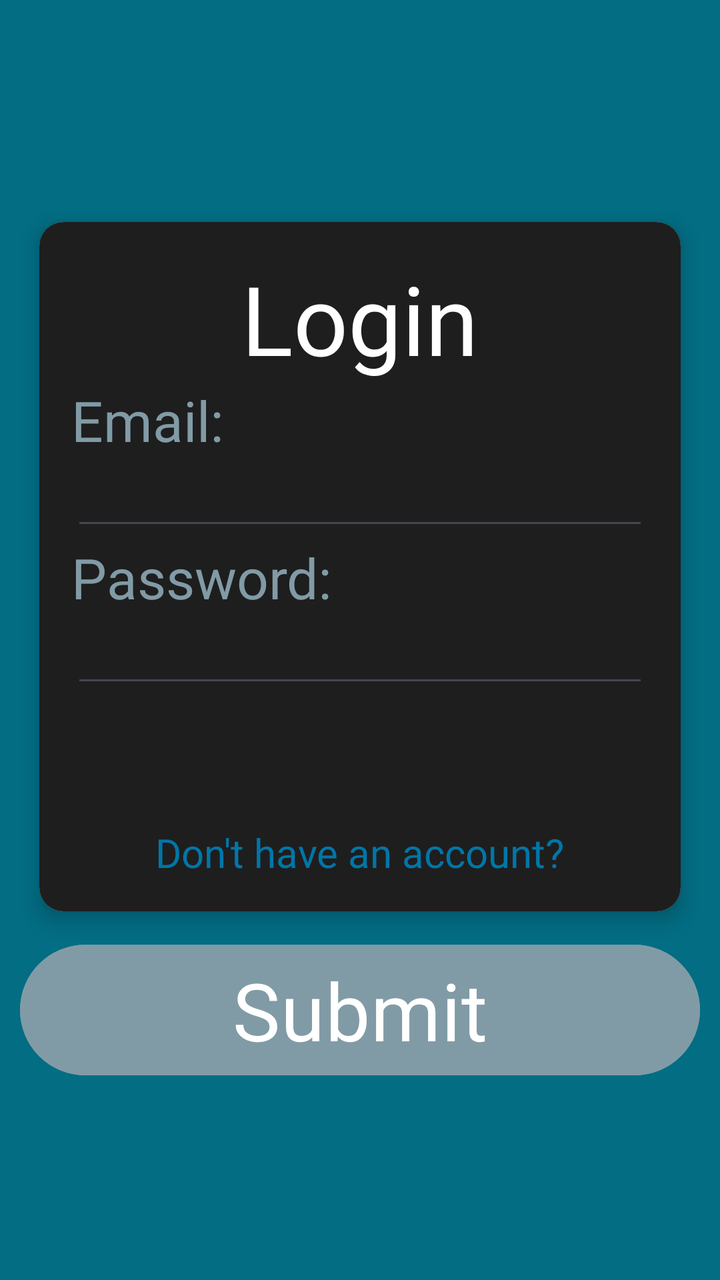
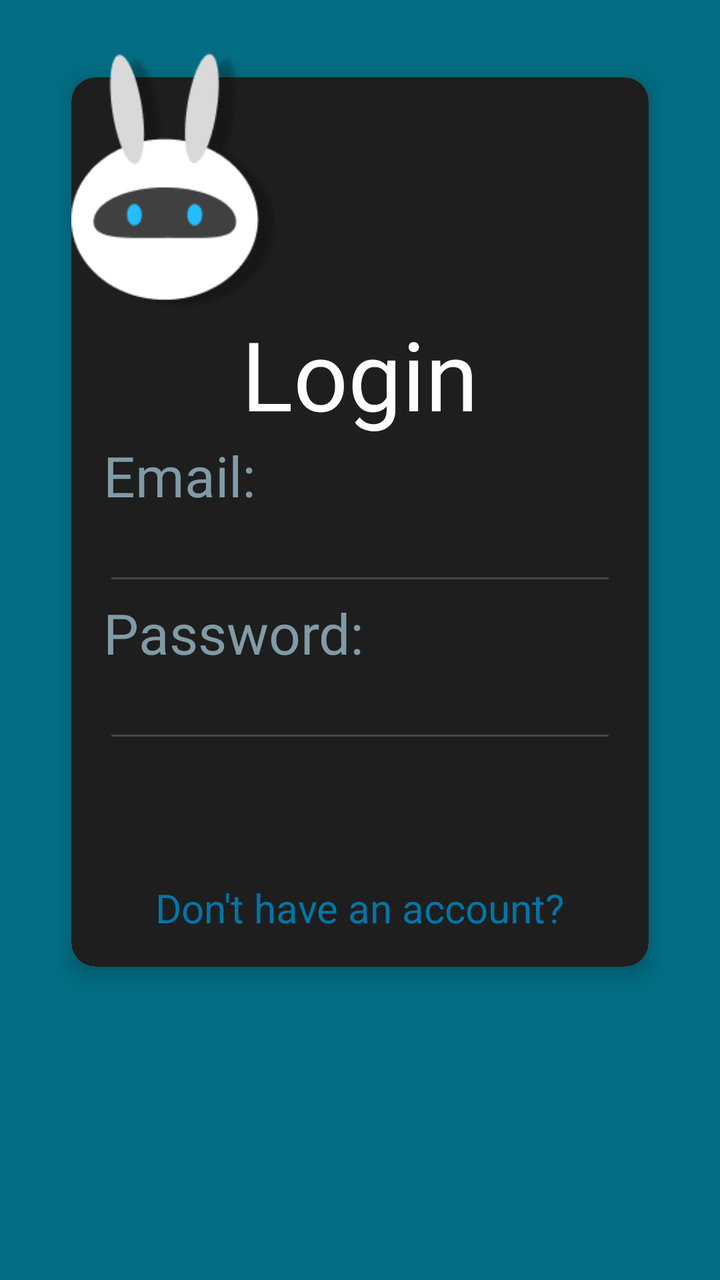

Compare the two renders of this Android layout. The source of the first and the diff that turns it into the second are given below.
<!-- AndroidManifest.xml: application theme Theme.AttendLY -->
<!-- res/layout/login_activity.xml -->
<?xml version="1.0" encoding="utf-8"?>
<LinearLayout xmlns:android="http://schemas.android.com/apk/res/android"
    xmlns:app="http://schemas.android.com/apk/res-auto"
    android:layout_width="match_parent"
    android:layout_height="match_parent"
    android:background="#026D83"
    android:orientation="vertical"
    android:padding="10dp"
    android:gravity="center">

    <androidx.cardview.widget.CardView
        android:layout_width="match_parent"
        android:layout_height="wrap_content"
        app:cardCornerRadius="12dp"
        app:cardElevation="6dp"
        app:cardUseCompatPadding="true">

        <LinearLayout
            android:layout_width="match_parent"
            android:layout_height="match_parent"
            android:background="#1E1E1E"
            android:orientation="vertical"
            android:padding="16dp">

            <TextView
                android:layout_width="wrap_content"
                android:layout_height="match_parent"
                android:layout_gravity="center"
                android:fontFamily="@font/jersey10"
                android:text="Login"
                android:textSize="48dp"
                android:textColor="#FFFFFF">

            </TextView>

            <TextView
                android:layout_width="wrap_content"
                android:layout_height="match_parent"
                android:fontFamily="@font/jersey10"
                android:text="Email:"
                android:textSize="28dp"
                android:textColor="#819BA6">

            </TextView>

            <EditText
                android:id="@+id/etLoginEmail"
                android:layout_width="match_parent"
                android:layout_height="wrap_content"
                android:textColor="#FFFFFF"
                android:fontFamily="@font/jersey10"></EditText>

            <TextView
                android:layout_width="wrap_content"
                android:layout_height="match_parent"
                android:fontFamily="@font/jersey10"
                android:text="Password:"
                android:textSize="28dp"
                android:textColor="#819BA6">
            </TextView>

            <EditText
                android:id="@+id/etLoginPassword"
                android:layout_width="match_parent"
                android:layout_height="wrap_content"
                android:textColor="#FFFFFF"
                android:fontFamily="@font/jersey10"
                android:inputType="textPassword"></EditText>

            <TextView
                android:id="@+id/tvNoAccount"
                android:layout_width="wrap_content"
                android:layout_height="wrap_content"
                android:text="Don't have an account?"
                android:fontFamily="@font/jersey10"
                android:layout_gravity="center"
                android:textSize="20sp"
                android:layout_marginTop="64dp"
                android:textColor="#0076A8"
                android:focusable="true"
                android:clickable="true"
                />
        </LinearLayout>
    </androidx.cardview.widget.CardView>

    <Button
        android:id="@+id/btnSubmit"
        android:layout_width="match_parent"
        android:layout_height="wrap_content"
        android:fontFamily="@font/jersey10"
        android:text="Submit"
        android:textSize="40sp"
        android:textColor="#FFFFFF"
        android:backgroundTint="#819BA6"/>

</LinearLayout>
<!-- resources referenced by this layout -->
<resources>
  <style name="Theme.AttendLY" parent="Base.Theme.AttendLY" />
  <style name="Base.Theme.AttendLY" parent="Theme.Material3.DayNight.NoActionBar">
          
          
      </style>
</resources>

<!-- the commit's change to res/layout/login_activity.xml (unified diff, before → after) -->
@@ -1,6 +1,7 @@
 <?xml version="1.0" encoding="utf-8"?>
 <LinearLayout xmlns:android="http://schemas.android.com/apk/res/android"
     xmlns:app="http://schemas.android.com/apk/res-auto"
+    xmlns:tools="http://schemas.android.com/tools"
     android:layout_width="match_parent"
     android:layout_height="match_parent"
     android:background="#026D83"
@@ -8,89 +9,106 @@
     android:padding="10dp"
     android:gravity="center">
 
-    <androidx.cardview.widget.CardView
+    <androidx.constraintlayout.widget.ConstraintLayout
         android:layout_width="match_parent"
-        android:layout_height="wrap_content"
-        app:cardCornerRadius="12dp"
-        app:cardElevation="6dp"
-        app:cardUseCompatPadding="true">
+        android:layout_height="match_parent"
+        android:padding="16dp">
 
-        <LinearLayout
+        <ImageView
+            android:id="@+id/imageView"
+            android:layout_width="124dp"
+            android:layout_height="130dp"
+            android:elevation="10dp"
+            app:srcCompat="@drawable/attendly"
+            tools:layout_editor_absoluteX="121dp"
+            tools:layout_editor_absoluteY="63dp" />
+
+        <androidx.cardview.widget.CardView
             android:layout_width="match_parent"
-            android:layout_height="match_parent"
-            android:background="#1E1E1E"
-            android:orientation="vertical"
-            android:padding="16dp">
+            android:layout_height="wrap_content"
+            app:cardCornerRadius="12dp"
+            app:cardElevation="6dp"
+            app:cardUseCompatPadding="true"
+            tools:layout_editor_absoluteX="16dp"
+            tools:layout_editor_absoluteY="121dp">
 
-            <TextView
-                android:layout_width="wrap_content"
+
+            <LinearLayout
+                android:layout_width="match_parent"
                 android:layout_height="match_parent"
-                android:layout_gravity="center"
-                android:fontFamily="@font/jersey10"
-                android:text="Login"
-                android:textSize="48dp"
-                android:textColor="#FFFFFF">
+                android:background="#1E1E1E"
+                android:orientation="vertical"
+                android:padding="16dp">
 
-            </TextView>
+                <TextView
+                    android:layout_width="wrap_content"
+                    android:layout_height="match_parent"
+                    android:layout_gravity="center"
+                    android:fontFamily="@font/jersey10"
+                    android:text="Login"
+                    android:textColor="#FFFFFF"
+                    android:layout_marginTop="100dp"
+                    android:textSize="48dp">
 
-            <TextView
-                android:layout_width="wrap_content"
-                android:layout_height="match_parent"
-                android:fontFamily="@font/jersey10"
-                android:text="Email:"
-                android:textSize="28dp"
-                android:textColor="#819BA6">
+                </TextView>
 
-            </TextView>
+                <TextView
+                    android:layout_width="wrap_content"
+                    android:layout_height="match_parent"
+                    android:fontFamily="@font/jersey10"
+                    android:text="Email:"
+                    android:textColor="#819BA6"
+                    android:textSize="28dp">
 
-            <EditText
-                android:id="@+id/etLoginEmail"
-                android:layout_width="match_parent"
-                android:layout_height="wrap_content"
-                android:textColor="#FFFFFF"
-                android:fontFamily="@font/jersey10"></EditText>
+                </TextView>
 
-            <TextView
-                android:layout_width="wrap_content"
-                android:layout_height="match_parent"
-                android:fontFamily="@font/jersey10"
-                android:text="Password:"
-                android:textSize="28dp"
-                android:textColor="#819BA6">
-            </TextView>
+                <EditText
+                    android:id="@+id/etLoginEmail"
+                    android:layout_width="match_parent"
+                    android:layout_height="wrap_content"
+                    android:fontFamily="@font/jersey10"
+                    android:textColor="#FFFFFF"></EditText>
 
-            <EditText
-                android:id="@+id/etLoginPassword"
-                android:layout_width="match_parent"
-                android:layout_height="wrap_content"
-                android:textColor="#FFFFFF"
-                android:fontFamily="@font/jersey10"
-                android:inputType="textPassword"></EditText>
+                <TextView
+                    android:layout_width="wrap_content"
+                    android:layout_height="match_parent"
+                    android:fontFamily="@font/jersey10"
+                    android:text="Password:"
+                    android:textColor="#819BA6"
+                    android:textSize="28dp"></TextView>
 
-            <TextView
-                android:id="@+id/tvNoAccount"
-                android:layout_width="wrap_content"
-                android:layout_height="wrap_content"
-                android:text="Don't have an account?"
-                android:fontFamily="@font/jersey10"
-                android:layout_gravity="center"
-                android:textSize="20sp"
-                android:layout_marginTop="64dp"
-                android:textColor="#0076A8"
-                android:focusable="true"
-                android:clickable="true"
-                />
-        </LinearLayout>
-    </androidx.cardview.widget.CardView>
+                <EditText
+                    android:id="@+id/etLoginPassword"
+                    android:layout_width="match_parent"
+                    android:layout_height="wrap_content"
+                    android:fontFamily="@font/jersey10"
+                    android:inputType="textPassword"
+                    android:textColor="#FFFFFF"></EditText>
+
+                <TextView
+                    android:id="@+id/tvNoAccount"
+                    android:layout_width="wrap_content"
+                    android:layout_height="wrap_content"
+                    android:layout_gravity="center"
+                    android:layout_marginTop="64dp"
+                    android:clickable="true"
+                    android:focusable="true"
+                    android:fontFamily="@font/jersey10"
+                    android:text="Don't have an account?"
+                    android:textColor="#0076A8"
+                    android:textSize="20sp" />
+            </LinearLayout>
+        </androidx.cardview.widget.CardView>
+    </androidx.constraintlayout.widget.ConstraintLayout>
 
     <Button
         android:id="@+id/btnSubmit"
         android:layout_width="match_parent"
         android:layout_height="wrap_content"
+        android:backgroundTint="#56819BA6"
         android:fontFamily="@font/jersey10"
         android:text="Submit"
-        android:textSize="40sp"
         android:textColor="#FFFFFF"
-        android:backgroundTint="#819BA6"/>
+        android:textSize="40sp" />
 
 </LinearLayout>
<!-- resource entries referenced after the edit -->
@@ -1,5 +1,6 @@
 <!-- resources referenced by this layout -->
 <resources>
+  <!-- drawable attendly: png bitmap (drawable, 11594 bytes) -->
   <style name="Theme.AttendLY" parent="Base.Theme.AttendLY" />
   <style name="Base.Theme.AttendLY" parent="Theme.Material3.DayNight.NoActionBar">
           
